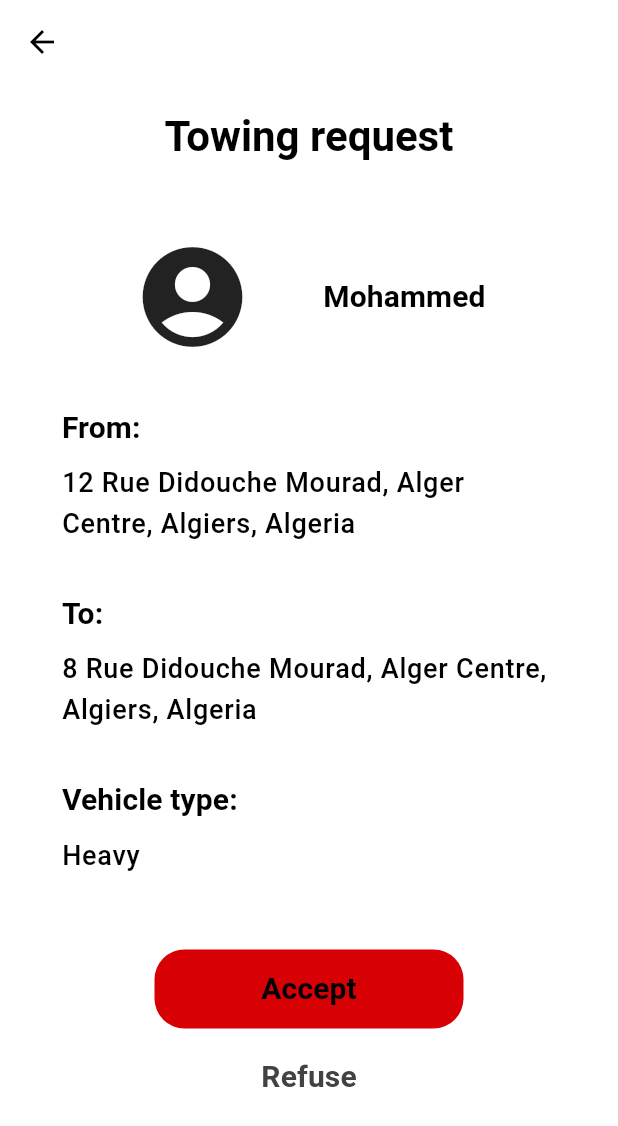
After one commit to aamxh/depannini, a Flutter app: the TowingRequestDetailsV screen opened directly, on a phone screen of 412 x 824 dp. The commit adds this screen. Shown: the top 1126 px of the screen. Run offline on Flutter 3.47's test engine with Material 3 defaults, Android fonts, the phone set to English and light mode, and no system bars; our stand-ins replace dio, email_validator, firebase_auth, firebase_core, flutter_local_notifications, get and 5 more; missing offline and left inert: email_otp; accounts and stored records are empty.

Commit message:
added towing/repair requests details views

```diff
--- /dev/null
+++ b/depannini-assistant/lib/app/assistance/towing_request_details_view.dart
@@ -0,0 +1,112 @@
+import 'package:depannini_assistant/core/constants.dart';
+import 'package:flutter/material.dart';
+import 'package:get/get.dart';
+
+class TowingRequestDetailsV extends StatelessWidget {
+
+  const TowingRequestDetailsV({super.key});
+
+  @override
+  Widget build(BuildContext context) {
+    final size = MediaQuery.of(context).size;
+    final theme = Theme.of(context);
+    return Scaffold(
+      appBar: AppBar(),
+      body: SingleChildScrollView(
+        padding: EdgeInsets.symmetric(horizontal: size.width * 0.1),
+        child: Column(
+          crossAxisAlignment: CrossAxisAlignment.start,
+          children: [
+            SizedBox(height: size.height * 0.02,),
+            Center(
+              child: Text(
+                'Towing request',
+                style: theme.textTheme.headlineMedium,
+              ),
+            ),
+            SizedBox(height: size.height * 0.06,),
+            Row(
+              mainAxisAlignment: MainAxisAlignment.spaceEvenly,
+              children: [
+                Icon(
+                  Icons.account_circle_rounded,
+                  size: 80,
+                ),
+                Text(
+                  'Mohammed',
+                  style: theme.textTheme.titleSmall,
+                ),
+              ],
+            ),
+            SizedBox(height: size.height * 0.04,),
+            Text(
+              'From: ',
+              style: theme.textTheme.titleSmall,
+            ),
+            SizedBox(height: size.height * 0.01,),
+            Text(
+              '12 Rue Didouche Mourad, Alger Centre, Algiers, Algeria',
+              style: theme.textTheme.bodyLarge,
+              maxLines: 2,
+              overflow: TextOverflow.ellipsis,
+            ),
+            SizedBox(height: size.height * 0.04,),
+            Text(
+              'To: ',
+              style: theme.textTheme.titleSmall,
+            ),
+            SizedBox(height: size.height * 0.01,),
+            Text(
+              '8 Rue Didouche Mourad, Alger Centre, Algiers, Algeria',
+              style: theme.textTheme.bodyLarge,
+              maxLines: 2,
+              overflow: TextOverflow.ellipsis,
+            ),
+            SizedBox(height: size.height * 0.04,),
+            Text(
+              'Vehicle type: ',
+              style: theme.textTheme.titleSmall,
+            ),
+            SizedBox(height: size.height * 0.01,),
+            Text(
+              'Heavy',
+              style: theme.textTheme.bodyLarge,
+            ),
+            SizedBox(height: size.height * 0.06,),
+            Center(
+              child: ElevatedButton(
+                onPressed: () {
+
+                },
+                style: ElevatedButton.styleFrom(
+                  fixedSize: Size(size.width * 0.5, size.height * 0.064),
+                  elevation: 0,
+                ),
+                child: Text(
+                  'Accept',
+                  style: theme.textTheme.titleSmall,
+                ),
+              ),
+            ),
+            SizedBox(height: size.height * 0.01,),
+            Center(
+              child: TextButton(
+                onPressed: () {
+                  Get.back();
+                },
+                child: Text(
+                  'Refuse',
+                  style: theme.textTheme.titleSmall!.copyWith(
+                    color: theme.scaffoldBackgroundColor == Colors.white ?
+                    MyConstants.darkGrey : MyConstants.lightGrey,
+                  ),
+                ),
+              ),
+            ),
+          ],
+        ),
+      ),
+    );
+  }
+
+}
--- a/depannini-assistant/lib/main.dart
+++ b/depannini-assistant/lib/main.dart
@@ -1,4 +1,5 @@
-import 'package:depannini_assistant/app/assistance/request_details_view.dart';
+import 'package:depannini_assistant/app/assistance/repair_request_details_view.dart';
+import 'package:depannini_assistant/app/assistance/towing_request_details_view.dart';
 import 'package:depannini_assistant/core/theme_controller.dart';
 import 'app/main/welcome_view.dart';
 import 'core/theme.dart';
@@ -28,7 +29,7 @@ Future<void> _initializeApp() async {
       onDidReceiveNotificationResponse: (NotificationResponse response) {
         if (response.payload != null) {
           print('Notification payload: ${response.payload}');
-          Get.to(() => RequestDetailsV());
+          Get.to(() => RepairRequestDetailsV());
         }
   });
   Get.put(ThemeCtrl());
```
Also changed, not shown: depannini-assistant/lib/app/assistance/repair_request_details_view.dart (added, +103 -0 lines), depannini-assistant/lib/app/assistance/request_details_view.dart (deleted, +0 -24 lines).
